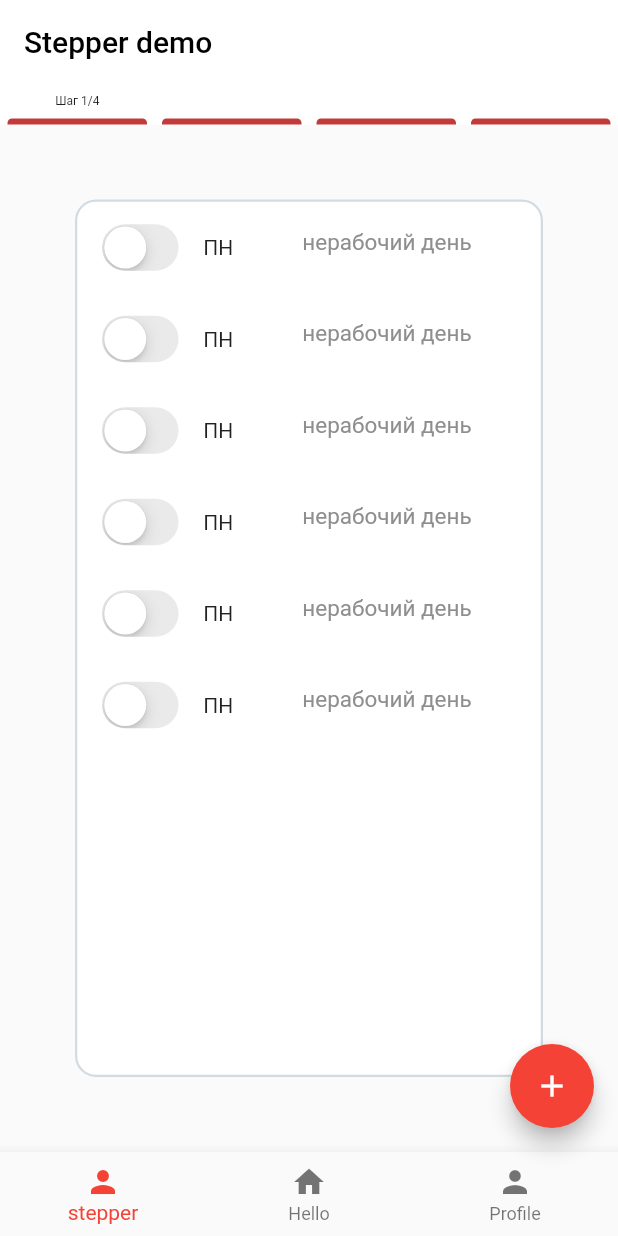
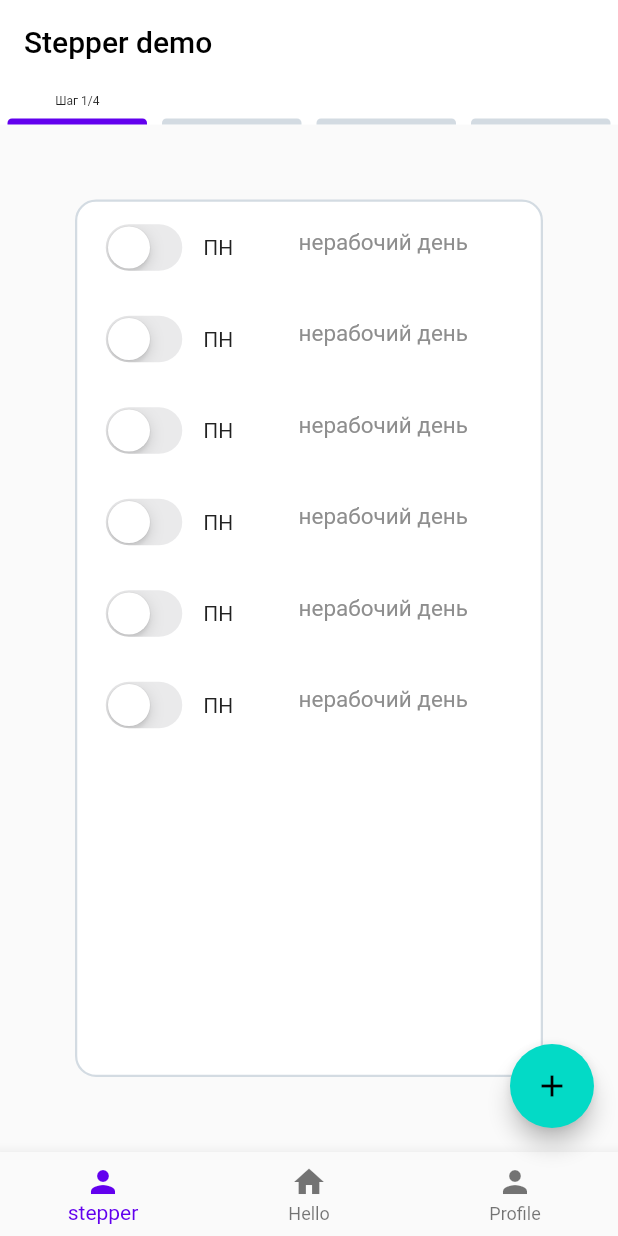
Before and after one commit to bltbkvr/play, a Flutter app: the screen it shows after launch, on a phone screen of 412 x 824 dp. Run offline on Flutter 3.47's test engine with Material 2 defaults, Android fonts, the phone set to English and light mode, and no system bars; our stand-ins replace equatable, flutter_bloc, hive, hive_flutter; missing offline and left inert: flutter_email_sender; accounts and stored records are empty.

Commit message:
last version

```diff
--- a/lib/app/rakhat_app.dart
+++ b/lib/app/rakhat_app.dart
@@ -26,7 +26,14 @@ class _RakhatAppState extends State<RakhatApp> {
         builder: (context, state) => MaterialApp(
               title: 'Flutter Demo',
               theme: ThemeData(
-                primarySwatch: state,
+                appBarTheme: AppBarTheme(
+
+                backgroundColor: Colors.white,
+                foregroundColor: Colors.black,),
+                colorScheme: ColorScheme.light(
+                    //    primarySwatch: darks.green,
+                    ),
+                //primarySwatch: state,
               ),
               home: const MyHomePage(),
             ));
--- a/lib/main.dart
+++ b/lib/main.dart
@@ -15,9 +15,7 @@ void main() async {
   await Hive.initFlutter();
   runApp(MultiBlocProvider(
     providers: [
-      BlocProvider(
-        create: ((context) => MonkeyCubit()),
-      ),
+      BlocProvider(create: ((context) => MonkeyCubit())),
       BlocProvider(
         create: ((context) => ColorCubit()),
       ),
--- a/lib/schedule/schedule_setting/daySchedule.dart
+++ b/lib/schedule/schedule_setting/daySchedule.dart
@@ -30,9 +30,9 @@ class DayScheduleState extends State<DaySchedule> {
   @override
   Widget build(BuildContext context) {
     return Padding(
-      padding: const EdgeInsets.symmetric(vertical: 8),
+      padding: const EdgeInsets.symmetric(horizontal: 15, vertical: 8),
       child: Row(
-        mainAxisAlignment: MainAxisAlignment.spaceEvenly,
+        mainAxisAlignment: MainAxisAlignment.spaceBetween,
         crossAxisAlignment: CrossAxisAlignment.center,
         children: [
           CupertinoSwitch(
--- a/lib/schedule/schedule_setting/schedule_setting.dart
+++ b/lib/schedule/schedule_setting/schedule_setting.dart
@@ -22,7 +22,7 @@ class ScheduleSettingState extends State<ScheduleSetting> {
       childs.add(DaySchedule());
     }
     return Container(
-      width: 350,
+
       decoration: BoxDecoration(
           color: Colors.white,
           border: Border.all(
--- a/lib/stepper_page/stepper/my_stepper.dart
+++ b/lib/stepper_page/stepper/my_stepper.dart
@@ -10,12 +10,12 @@ class MyStepper extends StatelessWidget {
   Widget build(BuildContext context) {
     List<Widget> childs = [];
 
-    for(int i=0;i<totalQty;i++){
-      childs.add(buildStepLine(i));
+    for (int i = 0; i < totalQty; i++) {
+      childs.add(buildStepLine(context, i));
     }
     return Row(children: childs);
   }
-    /*
+  /*
     return Row(
       children: List.filled(totalQty, null)
           .asMap()
@@ -25,8 +25,9 @@ class MyStepper extends StatelessWidget {
     );
      */
 
+  Widget buildStepLine(BuildContext context, int index) {
+    ThemeData theme = Theme.of(context);
 
-  Widget buildStepLine(int index) {
     return Expanded(
       child: Column(
         children: [
@@ -41,7 +42,9 @@ class MyStepper extends StatelessWidget {
               height: 4,
               child: Container(
                 decoration: BoxDecoration(
-                  color: GlobalStyles.primaryColor,
+                  color: current == index
+                      ? theme.colorScheme.primary
+                      : GlobalStyles.disabledColor,
                   borderRadius: BorderRadius.only(
                     topLeft: Radius.circular(3),
                     topRight: Radius.circular(3),
--- a/lib/stepper_page/stepper_page.dart
+++ b/lib/stepper_page/stepper_page.dart
@@ -22,8 +22,8 @@ class _StepperPageState extends State<StepperPage> {
     return Scaffold(
       appBar: AppBar(
           shadowColor: Colors.transparent,
-          backgroundColor: Colors.white,
-          foregroundColor: Colors.black,
+          //backgroundColor: Colors.white,
+          //foregroundColor: Colors.black,
           title: Text("Stepper demo"),
           bottom: PreferredSize(
             child: MyStepper(
--- /dev/null
+++ b/temp.txt
@@ -0,0 +1,6 @@
+
+
+dsadsadasa
+as
+das
+dasd
```
Also changed, not shown: lib/schedule/schedule_setting/timePeriod.dart (+19 -3 lines), lib/utils.dart (added, +10 -0 lines), .vim/coc-settings.json (added), 3 other files.
